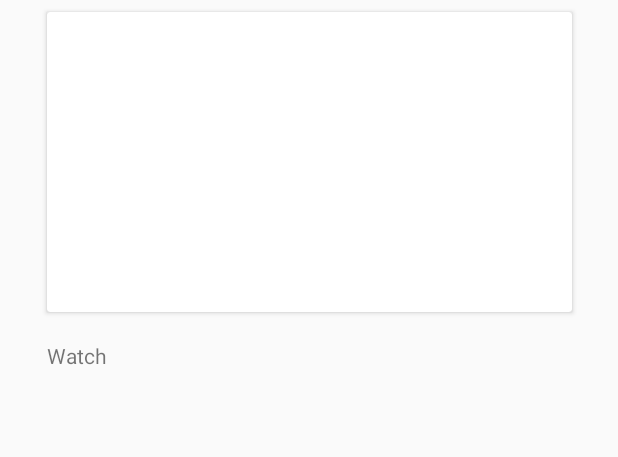
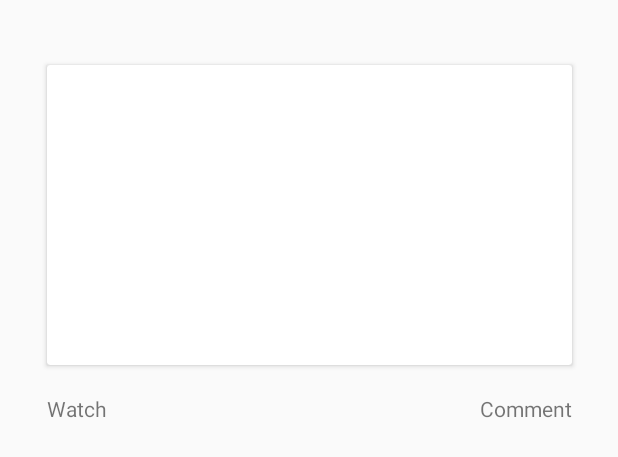
Before and after one commit to aadilahmed/IGN-Code-Foo-2019, an Android app: the layout video_item.xml on its own in the app's theme, with its tools: preview values and no code run, on a phone screen of 412 x 824 dp. Shown: the top 457 px of the screen. Run offline under Robolectric (Android 15) with nearby library versions, the phone set to English and light mode, and no system bars.

Commit message:
feat: Implemented time since posting for content

```diff
--- a/CodeFooAndroidApp/app/src/main/res/layout/video_item.xml
+++ b/CodeFooAndroidApp/app/src/main/res/layout/video_item.xml
@@ -63,4 +63,19 @@
         app:layout_constraintStart_toStartOf="@+id/video_description_tv"
         app:layout_constraintTop_toBottomOf="@id/video_description_tv" />
 
+    <TextView
+        android:layout_width="wrap_content"
+        android:layout_height="wrap_content"
+        android:text="@string/comment_label"
+        app:layout_constraintTop_toBottomOf="@id/video_description_tv"
+        app:layout_constraintEnd_toEndOf="@id/video_description_tv"/>
+
+    <TextView
+        android:id="@+id/video_timestamp"
+        android:layout_width="wrap_content"
+        android:layout_height="wrap_content"
+        app:layout_constraintBottom_toTopOf="@id/video_title"
+        app:layout_constraintStart_toStartOf="@id/video_title"
+        android:textColor="@color/colorPrimaryDark"/>
+
 </android.support.constraint.ConstraintLayout>
--- a/CodeFooAndroidApp/app/src/main/res/values/strings.xml
+++ b/CodeFooAndroidApp/app/src/main/res/values/strings.xml
@@ -8,4 +8,5 @@
     <string name="video_link_title">Watch</string>
     <string name="base_article_url">https://www.ign.com/articles/</string>
     <string name="base_video_url">https://www.ign.com/videos/</string>
+    <string name="comment_label">Comment</string>
 </resources>
```
Also changed, not shown: CodeFooAndroidApp/app/src/main/java/com/example/code_foo_android_app/ArticleAdapter.java (+51 -0 lines), CodeFooAndroidApp/app/src/main/java/com/example/code_foo_android_app/VideoAdapter.java (+48 -0 lines), CodeFooAndroidApp/app/src/main/res/layout/article_item.xml (+15 -0 lines).
